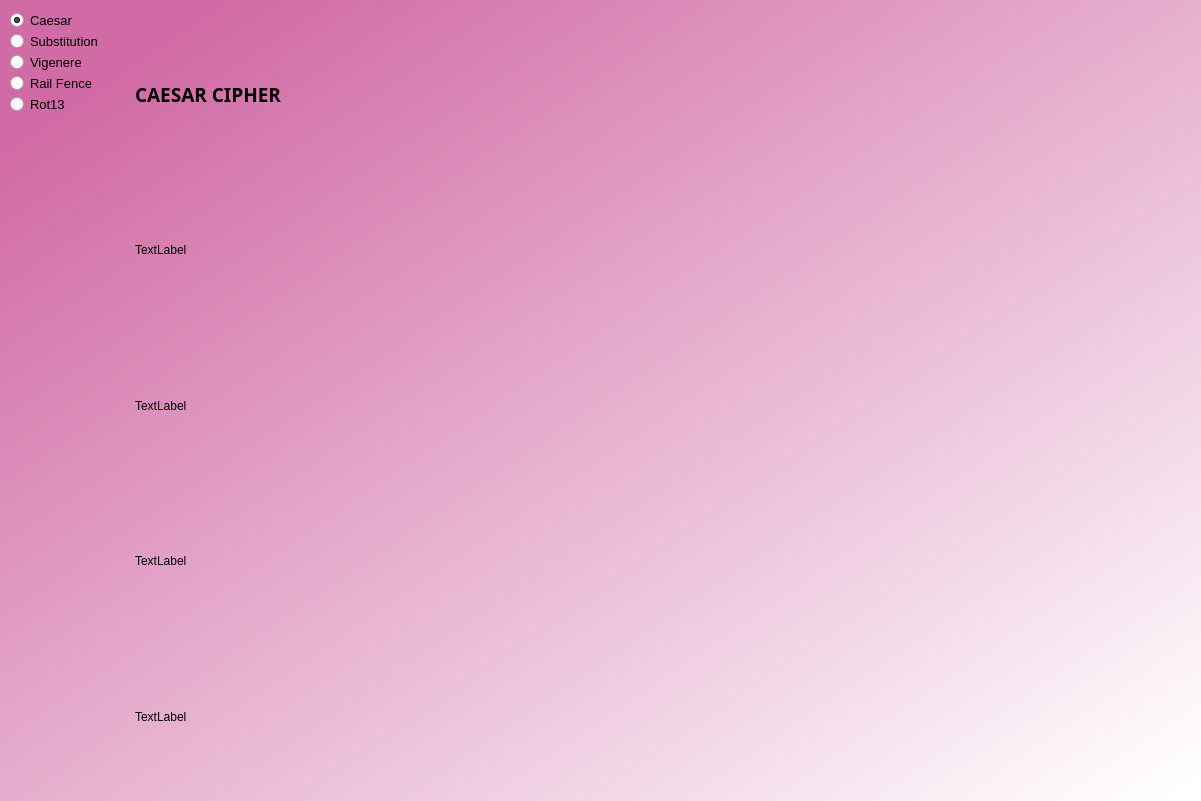
First picture: the form in ui/select_algorithm_window.ui, repository mucahitkayadan/Ciper_GUI, before the edit.
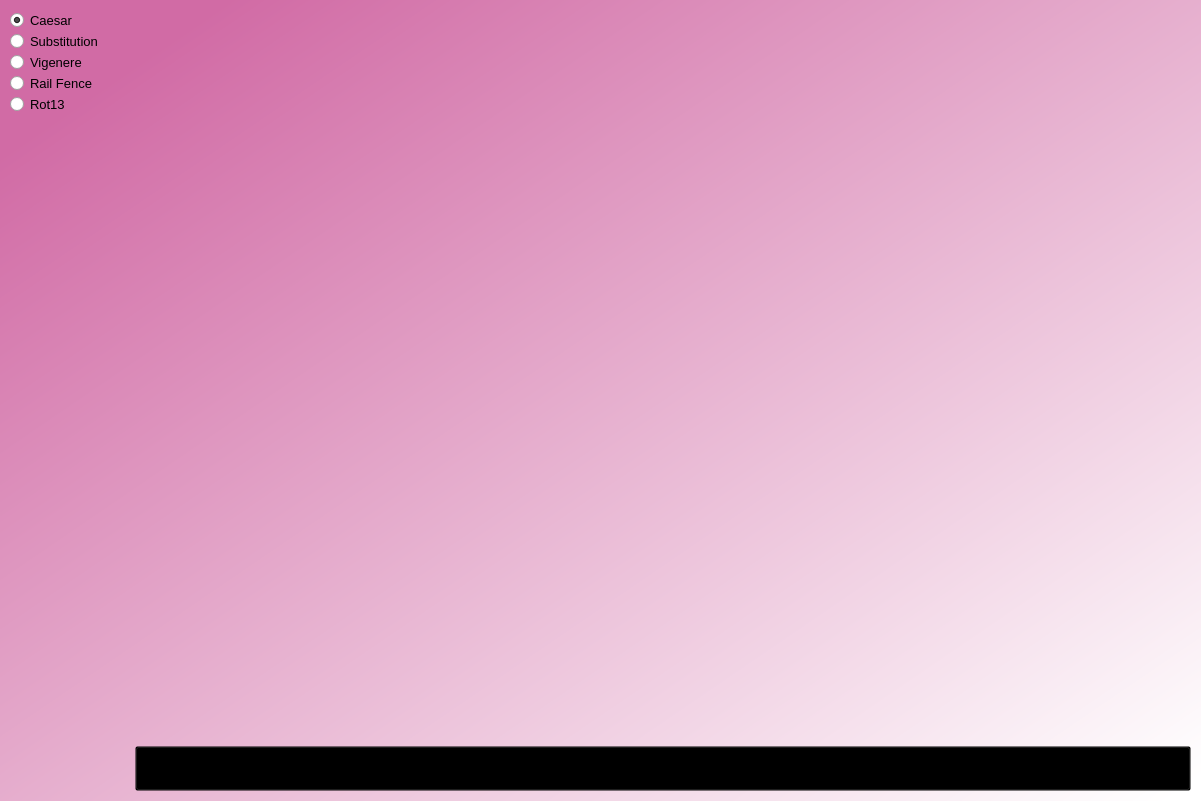
Second picture: the form after the edit.

```diff
--- a/ui/select_algorithm_window.ui
+++ b/ui/select_algorithm_window.ui
@@ -135,45 +135,31 @@
        </property>
        <layout class="QVBoxLayout" name="verticalLayout_2">
         <item>
-         <widget class="QLabel" name="algo_title">
+         <widget class="QTextBrowser" name="text_browser">
+          <property name="readOnly">
+           <bool>true</bool>
+          </property>
+          <property name="html">
+           <string>&lt;!DOCTYPE HTML PUBLIC &quot;-//W3C//DTD HTML 4.0//EN&quot; &quot;http://www.w3.org/TR/REC-html40/strict.dtd&quot;&gt;
+&lt;html&gt;&lt;head&gt;&lt;meta name=&quot;qrichtext&quot; content=&quot;1&quot; /&gt;&lt;style type=&quot;text/css&quot;&gt;
+p, li { white-space: pre-wrap; }
+&lt;/style&gt;&lt;/head&gt;&lt;body style=&quot; font-family:'MS Shell Dlg 2'; font-size:7.8pt; font-weight:400; font-style:normal;&quot;&gt;
+&lt;p style=&quot;-qt-paragraph-type:empty; margin-top:0px; margin-bottom:0px; margin-left:0px; margin-right:0px; -qt-block-indent:0; text-indent:0px; font-size:8pt;&quot;&gt;&lt;br /&gt;&lt;/p&gt;&lt;/body&gt;&lt;/html&gt;</string>
+          </property>
+         </widget>
+        </item>
+        <item>
+         <widget class="QPushButton" name="go_to_game">
           <property name="font">
            <font>
-            <family>Perpetua Titling MT</family>
-            <pointsize>14</pointsize>
+            <family>Segoe Print</family>
+            <pointsize>20</pointsize>
             <weight>75</weight>
             <bold>true</bold>
            </font>
           </property>
           <property name="text">
-           <string>CAESAR CIPHER</string>
-          </property>
-         </widget>
-        </item>
-        <item>
-         <widget class="QLabel" name="label">
-          <property name="text">
-           <string>TextLabel</string>
-          </property>
-         </widget>
-        </item>
-        <item>
-         <widget class="QLabel" name="label_4">
-          <property name="text">
-           <string>TextLabel</string>
-          </property>
-         </widget>
-        </item>
-        <item>
-         <widget class="QLabel" name="label_3">
-          <property name="text">
-           <string>TextLabel</string>
-          </property>
-         </widget>
-        </item>
-        <item>
-         <widget class="QLabel" name="label_2">
-          <property name="text">
-           <string>TextLabel</string>
+           <string>Go To GAME!</string>
           </property>
          </widget>
         </item>
```
